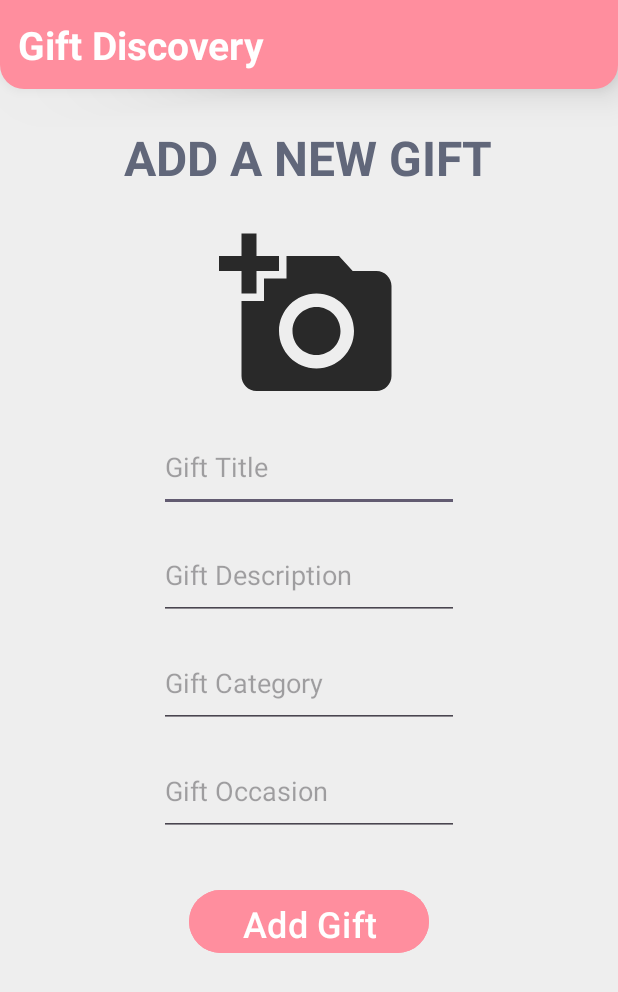
After one commit to Wiran-Larbi/gift-discovery, an Android app: the AddGiftActivity screen opened directly, with no data from a screen before it, on a phone screen of 412 x 824 dp. The commit adds this screen. Shown: the top 992 px of the screen. Run offline under Robolectric (Android 15) with nearby library versions, the phone set to English and light mode, and no system bars; our stand-ins replace sdp/ssp sizes.

Commit message:
Added the Form to add a Gift

```diff
--- /dev/null
+++ b/app/src/main/java/com/dotcipher/gift_discovery/AddGiftActivity.java
@@ -0,0 +1,101 @@
+package com.dotcipher.gift_discovery;
+
+import androidx.appcompat.app.AppCompatActivity;
+
+import android.content.Intent;
+import android.database.sqlite.SQLiteDatabase;
+import android.graphics.Bitmap;
+import android.net.Uri;
+import android.os.Bundle;
+import android.provider.MediaStore;
+import android.util.Log;
+import android.view.View;
+import android.widget.Button;
+import android.widget.EditText;
+import android.widget.ImageView;
+import android.widget.Toast;
+
+import com.dotcipher.gift_discovery.db.GiftDatabaseHelper;
+import com.dotcipher.gift_discovery.model.GiftClass;
+
+public class AddGiftActivity extends AppCompatActivity {
+
+    private EditText gift_title_et,gift_description_et,gift_category_et,gift_occasion_et;
+    private ImageView giftImageView;
+
+    private Button btnAddGift;
+    private static final int PICK_IMAGE_REQUEST=100;
+    private Uri imageFilePath;
+    private Bitmap imageToStore;
+
+    GiftClass giftClass;
+
+    GiftDatabaseHelper db;
+
+
+    @Override
+    protected void onCreate(Bundle savedInstanceState) {
+        super.onCreate(savedInstanceState);
+        setContentView(R.layout.activity_add_gift);
+        try{
+            giftImageView = findViewById(R.id.gift_add_image);
+            gift_title_et = findViewById(R.id.gift_title_et);
+            gift_description_et = findViewById(R.id.gift_description_et);
+            gift_category_et = findViewById(R.id.gift_category_et);
+            gift_occasion_et = findViewById(R.id.gift_occasion_et);
+            btnAddGift = findViewById(R.id.btnAddGift);
+            db = new GiftDatabaseHelper(this);
+            btnAddGift.setOnClickListener(new View.OnClickListener() {
+                @Override
+                public void onClick(View v) {
+                    storeGiftLocally(gift_title_et.getText().toString(),
+                            gift_description_et.getText().toString(),
+                            gift_category_et.getText().toString(),
+                            gift_occasion_et.getText().toString(),
+                            imageToStore);
+
+                    // finally adding our gift to DB
+                    db.addGift(giftClass);
+                }
+            });
+
+        }catch(Exception exception){
+
+        }
+
+    }
+
+    public void onActivityResult(int requestCode, int resultCode, Intent data) {
+        try{
+            super.onActivityResult(requestCode, resultCode, data);
+            if (requestCode == PICK_IMAGE_REQUEST && resultCode == RESULT_OK && data != null){
+                imageFilePath = data.getData();
+                imageToStore = MediaStore.Images.Media.getBitmap(getContentResolver(), imageFilePath);
+
+                giftImageView.setImageBitmap(imageToStore);
+            }
+
+        }catch (Exception exception) {
+        }
+    }
+
+    public void chooseImage(View imageView){
+        try{
+            Intent intent = new Intent();
+            intent.setType("image/*");
+
+            intent.setAction(Intent.ACTION_GET_CONTENT);
+            startActivityForResult(intent, PICK_IMAGE_REQUEST);
+
+
+        }catch(Exception exception){
+
+        }
+    }
+
+    public void storeGiftLocally(String title, String description, String category, String occasion, Bitmap image){
+        this.giftClass = new GiftClass(title, description, category, occasion, image);
+
+
+    }
+}
--- /dev/null
+++ b/app/src/main/java/com/dotcipher/gift_discovery/db/GiftDatabaseHelper.java
@@ -0,0 +1,126 @@
+package com.dotcipher.gift_discovery.db;
+
+import android.content.ContentValues;
+import android.content.Context;
+import android.database.sqlite.SQLiteDatabase;
+import android.database.sqlite.SQLiteOpenHelper;
+import android.graphics.Bitmap;
+import android.util.Log;
+import android.widget.Toast;
+
+import androidx.annotation.Nullable;
+
+import com.dotcipher.gift_discovery.model.GiftClass;
+
+import java.io.ByteArrayOutputStream;
+
+public class GiftDatabaseHelper extends SQLiteOpenHelper {
+    private Context context;
+    private static final String DATABASE_NAME = "gift_discovery.db";
+    private static final int DATABASE_VERSION = 1;
+    private static final String TABLE_NAME = "gift";
+    private static final String COLUMN_ID = "_id";
+    private static final String COLUMN_TITLE = "gift_title";
+    private static final String COLUMN_DESCRIPTION = "gift_description";
+    private static final String COLUMN_CATEGORY = "gift_category";
+    private static final String COLUMN_IMAGE = "gift_image";
+
+    private ByteArrayOutputStream imageOutputStream;
+    private byte[] imageInBytes;
+
+    public GiftDatabaseHelper(@Nullable Context context) {
+        super(context, DATABASE_NAME, null, DATABASE_VERSION);
+        this.context = context;
+    }
+
+    @Override
+    public void onCreate(SQLiteDatabase db) {
+        String create_table_query = "CREATE TABLE " + TABLE_NAME + " (" + COLUMN_ID + " INTEGER PRIMARY KEY AUTOINCREMENT, " + COLUMN_TITLE + " TEXT, " + COLUMN_DESCRIPTION + " TEXT," + COLUMN_CATEGORY+ " TEXT," + COLUMN_IMAGE + " BLOB);";
+
+        db.execSQL(create_table_query);
+        Log.d("DB TABLE CREATED", "Table " + TABLE_NAME + " has been created successfuly.");
+    }
+
+    @Override
+    public void onUpgrade(SQLiteDatabase db, int oldVersion, int newVersion) {
+        db.execSQL("DROP TABLE IF EXISTS " + TABLE_NAME);
+        onCreate(db);
+    }
+
+    /*
+    public void addGift(GiftClass giftToAdd){
+            try{
+                SQLiteDatabase db = this.getWritableDatabase();
+                ContentValues contentValues = new ContentValues();
+
+                // Extracting Image from Bitmap to Bytes
+                Bitmap imageBitmap = giftToAdd.getImage();
+                imageOutputStream = new ByteArrayOutputStream();
+                imageBitmap.compress(Bitmap.CompressFormat.JPEG,100,imageOutputStream);
+                imageInBytes = imageOutputStream.toByteArray();
+
+
+                contentValues.put(COLUMN_TITLE, giftToAdd.getTitle());
+                contentValues.put(COLUMN_DESCRIPTION, giftToAdd.getDescription());
+                contentValues.put(COLUMN_CATEGORY, giftToAdd.getCategory());
+                contentValues.put(COLUMN_IMAGE, imageInBytes);
+
+                long result = db.insert(TABLE_NAME, null, contentValues);
+                if (result == -1){
+                    Toast.makeText(context, "Failed To insert Gift ..", Toast.LENGTH_SHORT).show();
+                    Log.d("INSERT FAILED", "Failed to insert Gift to Table Db");
+                }else {
+                    Toast.makeText(context, "Successfully inserted Gift ..", Toast.LENGTH_SHORT).show();
+                    Log.d("INSERT SUCCESSFULLY", "Successfully inserted Gift");
+                    db.close();
+                }
+
+            }catch(Exception exception){
+                Toast.makeText(context, "Problem With Inserting in DB", Toast.LENGTH_SHORT).show();
+                Log.d("PROBLEM TABLE INSERT", "PROBLEM : " + exception.getMessage());
+            }
+    }
+    */
+    public void addGift(GiftClass giftToAdd) {
+        try {
+            SQLiteDatabase db = this.getWritableDatabase();
+
+            if (db == null) {
+                Log.e("DB_NULL", "Database is null. Could not obtain writable database.");
+                return;
+            }
+
+            this.onCreate(db);
+            ContentValues contentValues = new ContentValues();
+
+            // Extracting Image from Bitmap to Bytes
+            Bitmap imageBitmap = giftToAdd.getImage();
+            if (imageBitmap != null) {
+                imageOutputStream = new ByteArrayOutputStream();
+                imageBitmap.compress(Bitmap.CompressFormat.JPEG, 100, imageOutputStream);
+                imageInBytes = imageOutputStream.toByteArray();
+                contentValues.put(COLUMN_IMAGE, imageInBytes);
+            } else {
+                Log.e("IMAGE_NULL", "Image bitmap is null.");
+                // You might want to handle this case appropriately
+            }
+
+            contentValues.put(COLUMN_TITLE, giftToAdd.getTitle());
+            contentValues.put(COLUMN_DESCRIPTION, giftToAdd.getDescription());
+            contentValues.put(COLUMN_CATEGORY, giftToAdd.getCategory());
+
+            long result = db.insert(TABLE_NAME, null, contentValues);
+            if (result == -1) {
+                Toast.makeText(context, "Failed To insert Gift ..", Toast.LENGTH_SHORT).show();
+                Log.d("INSERT_FAILED", "Failed to insert Gift to Table Db");
+            } else {
+                Toast.makeText(context, "Successfully inserted Gift ..", Toast.LENGTH_SHORT).show();
+                Log.d("INSERT_SUCCESSFUL", "Successfully inserted Gift");
+            }
+            db.close();
+        } catch (Exception exception) {
+            Toast.makeText(context, "Problem With Inserting in DB", Toast.LENGTH_SHORT).show();
+            Log.e("PROBLEM_TABLE_INSERT", "PROBLEM : " + exception.getMessage());
+        }
+    }
+}
--- /dev/null
+++ b/app/src/main/res/drawable/baseline_add_a_photo.xml
@@ -0,0 +1,5 @@
+<vector android:height="24dp" android:tint="#292929"
+    android:viewportHeight="24" android:viewportWidth="24"
+    android:width="24dp" xmlns:android="http://schemas.android.com/apk/res/android">
+    <path android:fillColor="@android:color/white" android:pathData="M3,4V1h2v3h3v2H5v3H3V6H0V4H3zM6,10V7h3V4h7l1.83,2H21c1.1,0 2,0.9 2,2v12c0,1.1 -0.9,2 -2,2H5c-1.1,0 -2,-0.9 -2,-2V10H6zM13,19c2.76,0 5,-2.24 5,-5s-2.24,-5 -5,-5s-5,2.24 -5,5S10.24,19 13,19zM9.8,14c0,1.77 1.43,3.2 3.2,3.2s3.2,-1.43 3.2,-3.2s-1.43,-3.2 -3.2,-3.2S9.8,12.23 9.8,14z"/>
+</vector>
--- /dev/null
+++ b/app/src/main/res/layout/activity_add_gift.xml
@@ -0,0 +1,108 @@
+<?xml version="1.0" encoding="utf-8"?>
+<LinearLayout
+    xmlns:android="http://schemas.android.com/apk/res/android"
+    xmlns:app="http://schemas.android.com/apk/res-auto"
+    xmlns:tools="http://schemas.android.com/tools"
+    android:layout_width="match_parent"
+    android:layout_height="match_parent"
+    tools:context=".MainActivity"
+    android:orientation="vertical"
+    android:background="@color/background">
+
+    <RelativeLayout
+        android:layout_width="match_parent"
+        android:layout_height="wrap_content"
+        android:padding="12dp"
+        android:background="@drawable/rounded_bottom_corners"
+        android:elevation="8dp"
+        android:translationZ="8dp"
+        >
+
+        <TextView
+            android:layout_width="wrap_content"
+            android:layout_height="wrap_content"
+            android:text="@string/logo_name"
+            android:textColor="@color/white"
+            android:textSize="@dimen/_20ssp"
+            android:textStyle="bold"
+            android:layout_alignParentLeft="true"
+            android:layout_centerVertical="true"
+            />
+
+
+    </RelativeLayout>
+    <TextView
+        android:layout_width="wrap_content"
+        android:layout_height="wrap_content"
+        android:text="ADD A NEW GIFT"
+        android:textSize="32dp"
+        android:textAllCaps="true"
+        android:textStyle="bold"
+        android:textColor="@color/text_secondary"
+        android:gravity="center"
+        android:layout_gravity="center"
+        android:layout_marginTop="24dp"
+        android:layout_marginBottom="24dp"
+        />
+
+    <LinearLayout
+        android:layout_width="match_parent"
+        android:layout_height="match_parent"
+        android:orientation="vertical"
+        android:gravity="center_horizontal"
+        android:layout_centerInParent="true"
+        >
+        <ImageView
+            android:id="@+id/gift_add_image"
+            android:layout_width="220dp"
+            android:layout_height="120dp"
+            android:scaleType="fitCenter"
+            android:layout_marginBottom="@dimen/_8ssp"
+            android:src="@drawable/baseline_add_a_photo"
+            android:onClick="chooseImage"
+        />
+
+        <EditText
+            android:id="@+id/gift_title_et"
+            android:layout_width="200dp"
+            android:layout_height="60dp"
+            android:hint="Gift Title"
+            />
+
+        <EditText
+            android:id="@+id/gift_description_et"
+            android:layout_width="200dp"
+            android:layout_height="60dp"
+            android:layout_marginTop="12dp"
+            android:hint="Gift Description"
+            />
+
+        <EditText
+            android:id="@+id/gift_category_et"
+            android:layout_width="200dp"
+            android:layout_height="60dp"
+            android:layout_marginTop="12dp"
+            android:hint="Gift Category"
+            />
+        <EditText
+            android:id="@+id/gift_occasion_et"
+            android:layout_width="200dp"
+            android:layout_height="60dp"
+            android:layout_marginTop="12dp"
+            android:hint="Gift Occasion"
+            />
+
+        <Button
+            android:id="@+id/btnAddGift"
+            android:layout_width="160dp"
+            android:layout_height="50dp"
+            android:layout_marginTop="32dp"
+            android:backgroundTint="@color/secondary"
+            android:text="Add Gift"
+            android:textColor="@color/white"
+            android:textSize="24sp"
+            />
+
+</LinearLayout>
+
+</LinearLayout>
```
Also changed, not shown: app/src/main/AndroidManifest.xml (+4 -4 lines), app/src/main/java/com/dotcipher/gift_discovery/MainActivity.java (+36 -0 lines), app/src/main/java/com/dotcipher/gift_discovery/model/GiftClass.java (added, +70 -0 lines), app/src/main/res/layout/activity_main.xml (+5 -2 lines).
